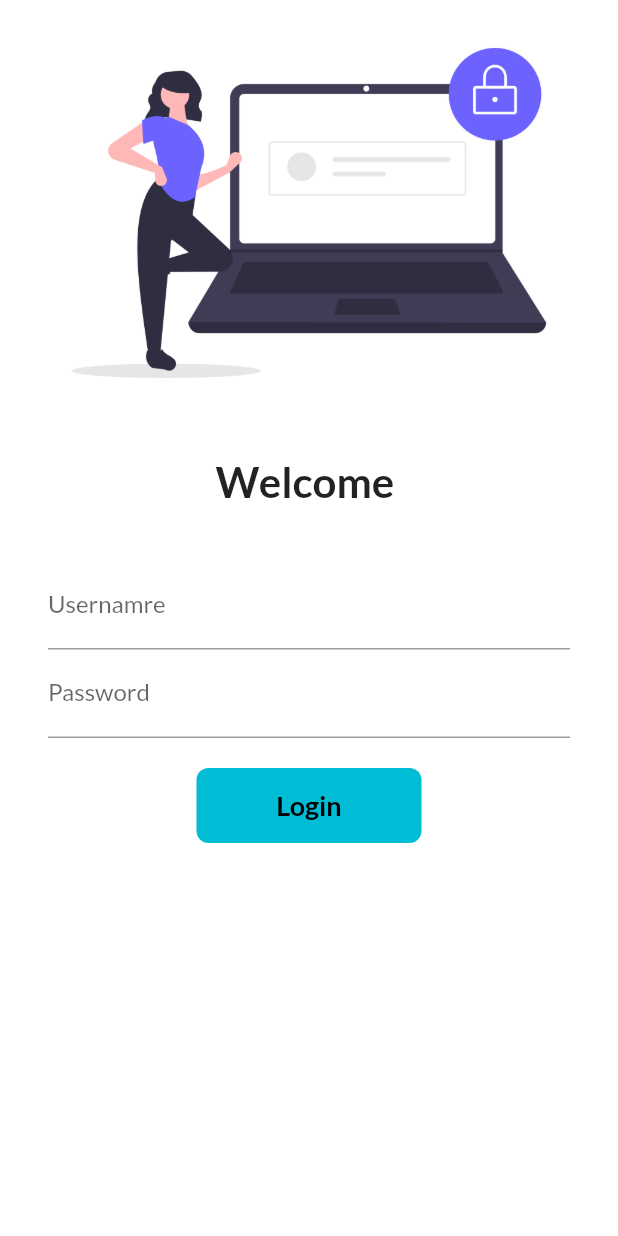
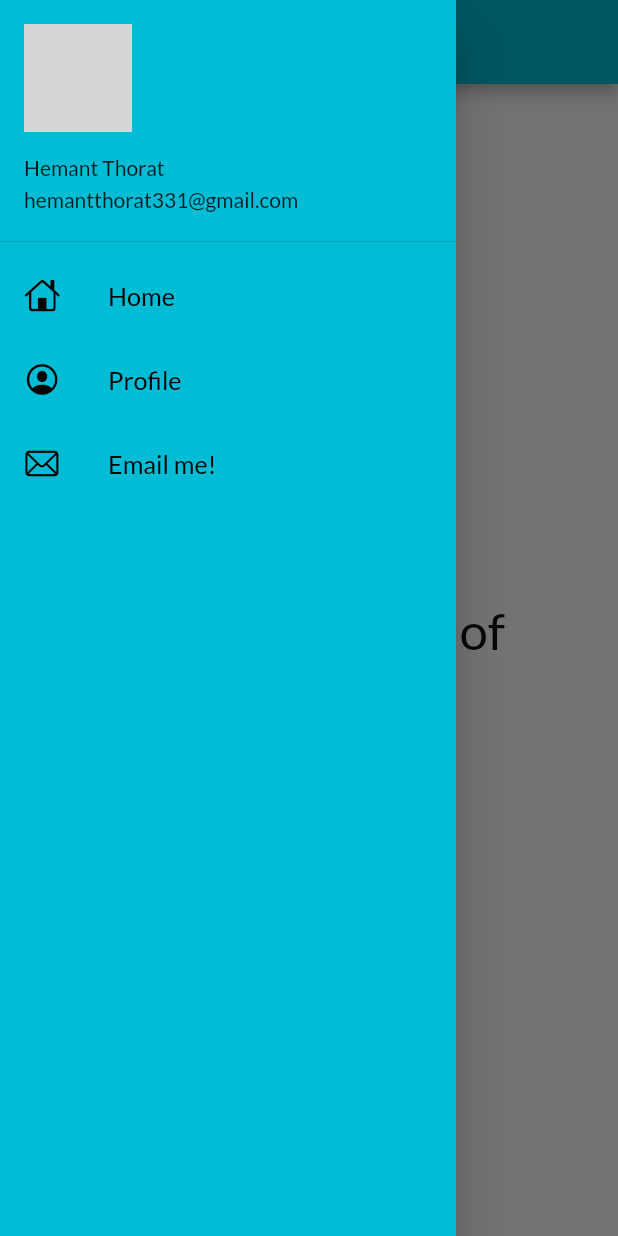
Before and after one commit to hemantthorat2403/Catalog-App, a Flutter app: the screen it shows after launch, with the side drawer open (before the commit the screen has no drawer), on a phone screen of 412 x 824 dp. Run offline on Flutter 3.47's test engine with Material 2 defaults, Android fonts, the phone set to English and light mode, and no system bars; our stand-ins replace google_fonts; network calls fail; grey boxes are pictures that could not be loaded.

Commit message:
day 9 completed

```diff
--- a/lib/main.dart
+++ b/lib/main.dart
@@ -19,7 +19,7 @@ class MyApp extends StatelessWidget {
           ),
           debugShowCheckedModeBanner: false,
         darkTheme: ThemeData(brightness: Brightness.dark),
-        initialRoute: "/",
+        initialRoute: MyRoutes.homeRoute,
         routes: {
           "/": (context) => login_page(),
            MyRoutes.homeRoute: (context) =>  Homepage(),
--- a/lib/pages/home_page.dart
+++ b/lib/pages/home_page.dart
@@ -1,4 +1,7 @@
 import 'package:flutter/material.dart';
+
+import '../widgets/drawer.dart';
+
 
 class Homepage extends StatelessWidget {
   final int days = 30;
@@ -10,14 +13,14 @@ class Homepage extends StatelessWidget {
       appBar: AppBar(
         title: Text("Catalog App"),
       ),
+      drawer: MyDrawer(),
       body: Center(
         child: Container(
           child: Text("Welcome to $days days of flutter by $name.",
-              style:
-                  TextStyle(color: Color.fromARGB(255, 12, 12, 12), fontSize: 34)),
+              style: TextStyle(
+                  color: Color.fromARGB(255, 12, 12, 12), fontSize: 34)),
         ),
       ),
-      drawer: Drawer(),
     );
   }
 }
--- /dev/null
+++ b/lib/widgets/drawer.dart
@@ -0,0 +1,78 @@
+import 'package:flutter/cupertino.dart';
+import 'package:flutter/material.dart';
+
+class MyDrawer extends StatefulWidget {
+  @override
+  State<MyDrawer> createState() => _MyDrawerState();
+}
+
+class _MyDrawerState extends State<MyDrawer> {
+  @override
+  Widget build(BuildContext context) {
+    final imageUrl = "https://i.pinimg.com/originals/47/89/fd/4789fd09d7038a4323cf0e1a356c8b0a.jpg";
+    return Drawer(
+      child:  Container(
+        color: Colors.cyan,
+        child: ListView(
+          padding:EdgeInsets.zero,
+          children: [
+            DrawerHeader(
+
+              padding: EdgeInsets.zero,
+              child: UserAccountsDrawerHeader(
+                margin: EdgeInsets.zero,
+                accountName: Text("Hemant Thorat"),
+                accountEmail: Text("hemantthorat331@gmail.com"),
+                currentAccountPicture:  CircleAvatar(
+                  backgroundImage: NetworkImage(imageUrl),
+                ),
+              ),
+            ),
+            ListTile(
+              leading: Icon(
+                CupertinoIcons.home,
+                color: Colors.black,
+                ),
+            title: Text(
+              "Home",
+              textScaleFactor: 1.2,
+              style: TextStyle(
+                color: Colors.black
+              ),
+            ),
+            ),
+
+             ListTile(
+              leading: Icon(
+                CupertinoIcons.profile_circled,
+                color: Colors.black,
+                ),
+            title: Text(
+              "Profile",
+              textScaleFactor: 1.2,
+              style: TextStyle(
+                color: Colors.black
+              ),
+            ),
+            ),
+
+             ListTile(
+              leading: Icon(
+                CupertinoIcons.mail,
+                color: Colors.black,
+                ),
+            title: Text(
+              "Email me!",
+              textScaleFactor: 1.2,
+              style: TextStyle(
+                color: Colors.black
+              ),
+            ),
+            ),
+
+          ],
+        ),
+      ),
+    );
+  }
+}
```
Also changed, not shown: lib/pages/login_page.dart (+53 -19 lines), assets/images/hey.png (added).
